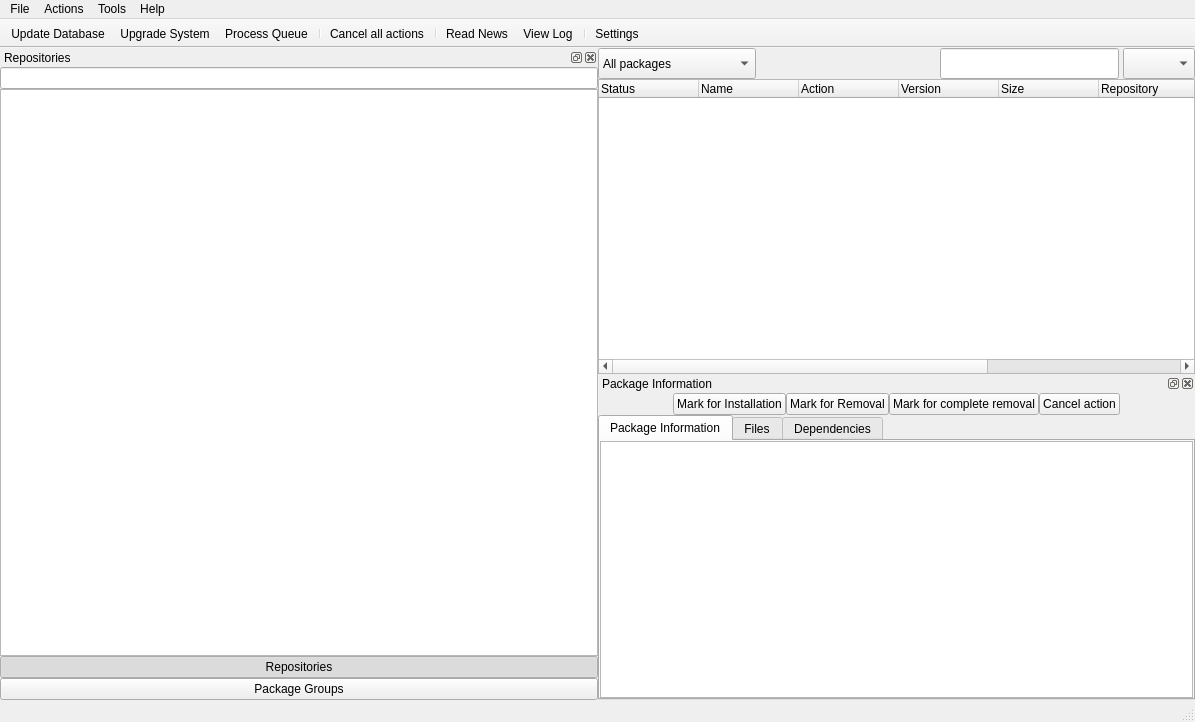
First picture: the form in trunk/shaman/ui/MainWindow.ui, repository drf/shaman1, before the edit.
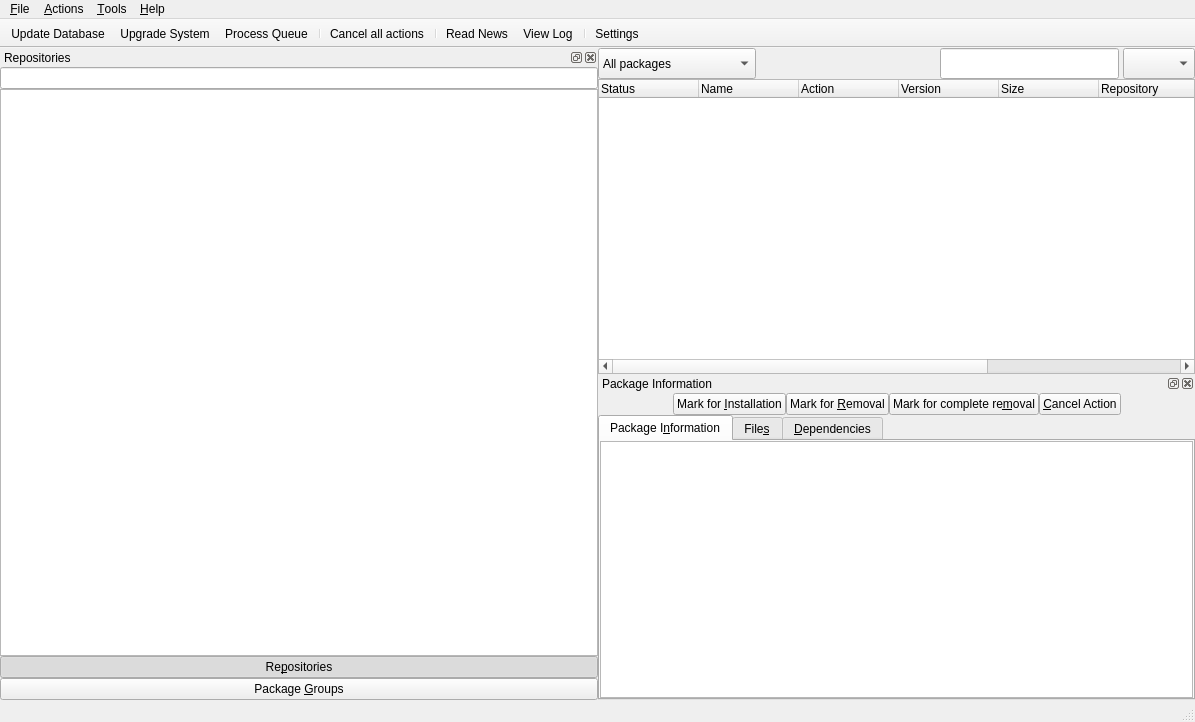
Second picture: the form after the edit. Icons and pictures are not drawn.

Diff of the .ui file:
```diff
--- a/trunk/shaman/ui/MainWindow.ui
+++ b/trunk/shaman/ui/MainWindow.ui
@@ -215,7 +215,7 @@
         <rect>
          <x>2</x>
          <y>22</y>
-         <width>311</width>
+         <width>310</width>
          <height>598</height>
         </rect>
        </property>
@@ -244,7 +244,7 @@
              </sizepolicy>
             </property>
             <property name="text" >
-             <string>Repositories</string>
+             <string>Re&amp;positories</string>
             </property>
             <property name="icon" >
              <iconset resource="shaman.qrc" >
@@ -267,7 +267,7 @@
              </sizepolicy>
             </property>
             <property name="text" >
-             <string>Package Groups</string>
+             <string>Package &amp;Groups</string>
             </property>
             <property name="icon" >
              <iconset resource="shaman.qrc" >
@@ -300,7 +300,7 @@
         <rect>
          <x>2</x>
          <y>22</y>
-         <width>864</width>
+         <width>865</width>
          <height>286</height>
         </rect>
        </property>
@@ -337,7 +337,7 @@
                <string>Install selected package</string>
               </property>
               <property name="text" >
-               <string>Mark for Installation</string>
+               <string>Mark for &amp;Installation</string>
               </property>
               <property name="icon" >
                <iconset resource="shaman.qrc" >
@@ -357,7 +357,7 @@
                <string>Remove selected package</string>
               </property>
               <property name="text" >
-               <string>Mark for Removal</string>
+               <string>Mark for &amp;Removal</string>
               </property>
               <property name="icon" >
                <iconset resource="shaman.qrc" >
@@ -377,7 +377,7 @@
                <string>Complete Remove selected package (pacman -Rcs)</string>
               </property>
               <property name="text" >
-               <string>Mark for complete removal</string>
+               <string>Mark for complete re&amp;moval</string>
               </property>
               <property name="icon" >
                <iconset resource="shaman.qrc" >
@@ -397,7 +397,7 @@
                <string>Cancel action for selected package</string>
               </property>
               <property name="text" >
-               <string>Cancel action</string>
+               <string>&amp;Cancel Action</string>
               </property>
               <property name="icon" >
                <iconset resource="shaman.qrc" >
@@ -444,7 +444,7 @@
               </rect>
              </property>
              <attribute name="title" >
-              <string>Package Information</string>
+              <string>Package I&amp;nformation</string>
              </attribute>
              <attribute name="icon" >
               <iconset resource="shaman.qrc" >
@@ -488,7 +488,7 @@
               </rect>
              </property>
              <attribute name="title" >
-              <string>Files</string>
+              <string>File&amp;s</string>
              </attribute>
              <attribute name="icon" >
               <iconset resource="shaman.qrc" >
@@ -516,7 +516,11 @@
               </rect>
              </property>
              <attribute name="title" >
-              <string>Dependencies</string>
+              <string>&amp;Dependencies</string>
+             </attribute>
+             <attribute name="icon" >
+              <iconset resource="shaman.qrc" >
+               <normaloff>:/Icons/icons/view-list-tree.png</normaloff>:/Icons/icons/view-list-tree.png</iconset>
              </attribute>
              <layout class="QGridLayout" >
               <item row="0" column="0" >
@@ -545,19 +549,19 @@
    </property>
    <widget class="QMenu" name="menuFile" >
     <property name="title" >
-     <string>File</string>
+     <string>&amp;File</string>
     </property>
     <addaction name="actionQuit" />
    </widget>
    <widget class="QMenu" name="menuHelp" >
     <property name="title" >
-     <string>Help</string>
+     <string>&amp;Help</string>
     </property>
     <addaction name="actionAbout" />
    </widget>
    <widget class="QMenu" name="menuActions" >
     <property name="title" >
-     <string>Actions</string>
+     <string>&amp;Actions</string>
     </property>
     <widget class="QMenu" name="menuInstall_and_Build_from_Source" >
      <property name="title" >
@@ -577,7 +581,7 @@
    </widget>
    <widget class="QMenu" name="menuTools" >
     <property name="title" >
-     <string>Tools</string>
+     <string>&amp;Tools</string>
     </property>
     <addaction name="actionReadNews" />
     <addaction name="actionViewLog" />
```
Left out of the diff: 15 changed lines with no effect on the pictures.
